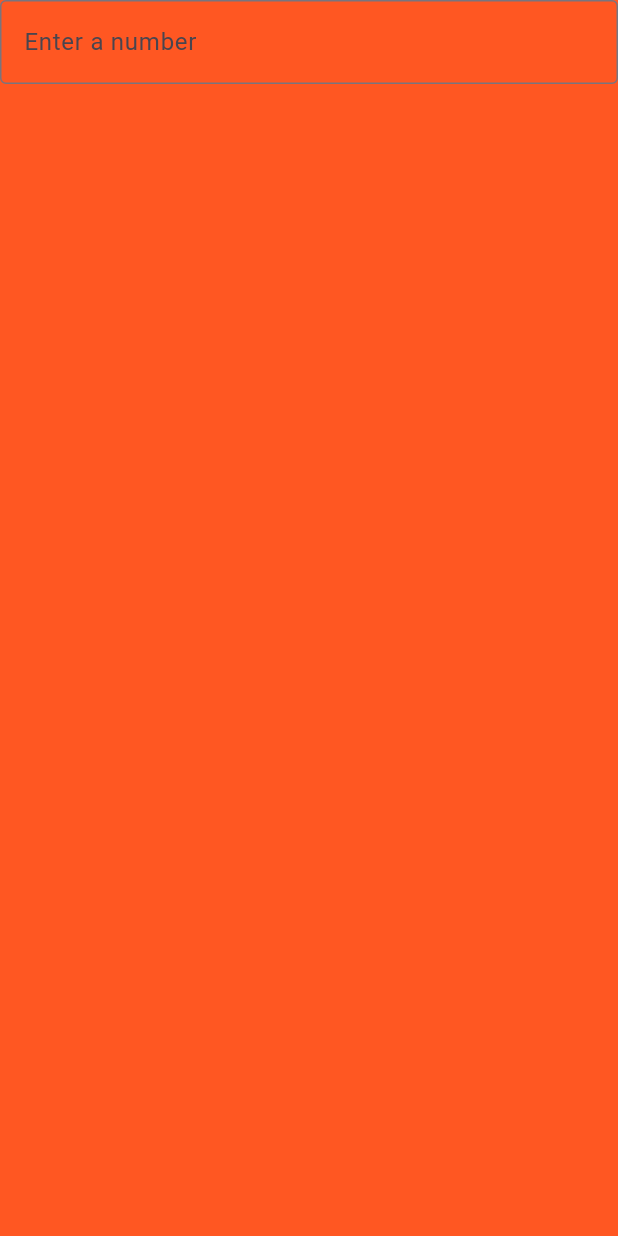
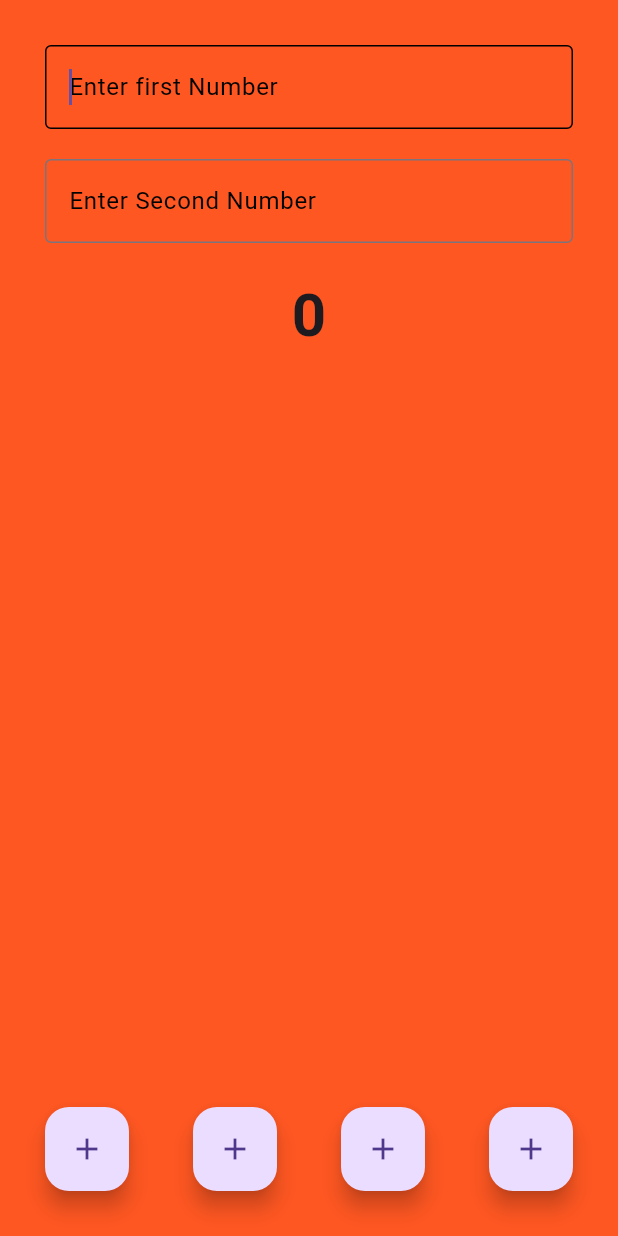
Before and after one commit to K-hashmi9065/calculator-with-flutter, a Flutter app: the screen it shows after launch, on a phone screen of 412 x 824 dp. Run offline on Flutter 3.47's test engine with Material 3 defaults, Android fonts, the phone set to English and light mode, and no system bars.

Commit message:
another changes

```diff
--- a/lib/views/calculator_view.dart
+++ b/lib/views/calculator_view.dart
@@ -5,18 +5,64 @@ class CalculatorView extends StatelessWidget {
 
   @override
   Widget build(BuildContext context) {
-    return const Column(
-      children: [
-        // Calculator Display
-        TextField(
-          decoration: InputDecoration(
-            border: OutlineInputBorder(),
-            hintText: "Enter a number",
-          ),
-        ),
-        // Expand
-        // Calculator Button
-      ],
+    return Padding(
+      padding: const EdgeInsets.all(30.0),
+      child: Column(
+        children: [
+          const DisplayOne(hint: "Enter first Number"),
+          const SizedBox(height: 20,),
+            const DisplayOne(hint: "Enter Second Number"),
+            const SizedBox(height: 20,),
+            const Text('0', style: TextStyle(fontSize: 40,fontWeight: FontWeight.bold)),
+            const Spacer(),
+            Row(
+              mainAxisAlignment: MainAxisAlignment.spaceBetween,
+              children: [
+                FloatingActionButton(onPressed: () {},child: const Icon(Icons.add),),
+                 FloatingActionButton(onPressed: () {},child: const Icon(Icons.add),),
+                  FloatingActionButton(onPressed: () {},child: const Icon(Icons.add),),
+                   FloatingActionButton(onPressed: () {},child: const Icon(Icons.add),),
+              ],
+            )
+        ],
+      ),
     );
   }
 }
+
+class DisplayOne extends StatelessWidget {
+  const DisplayOne({
+    super.key,
+    this.hint = "Enter a Number",
+  });
+  final String? hint;
+
+  @override
+  Widget build(BuildContext context) {
+    return TextField(
+      keyboardType: TextInputType.number,
+      autofocus: true,
+      decoration: InputDecoration(
+        border: const OutlineInputBorder(
+          borderSide: BorderSide(
+            color: Colors.black,
+            width: 4.0,
+
+          ),
+
+        ),
+        focusedBorder: const OutlineInputBorder(
+          borderSide: BorderSide(
+            color: Colors.black,
+          ),
+
+        ),
+        hintText: hint,
+        hintStyle: const TextStyle(
+          color: Colors.black,
+        )
+      ),
+
+    );
+  }
+}
```
